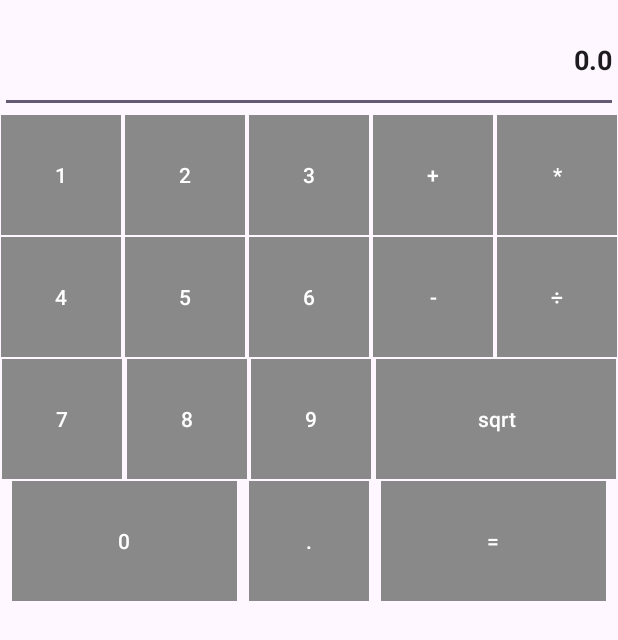
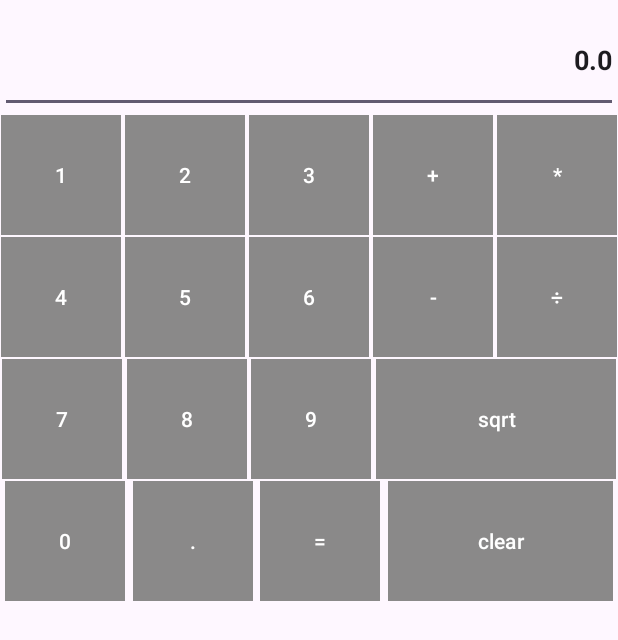
Before and after one commit to hanieljacob/My-Calculator, an Android app: the screen it shows after launch (MainActivity), on a phone screen of 412 x 824 dp. Shown: the top 640 px of the screen. Run offline under Robolectric (Android 15) with nearby library versions, the phone set to English and light mode, and no system bars.

Commit message:
Added clear button

```diff
--- a/app/src/main/res/layout/activity_main.xml
+++ b/app/src/main/res/layout/activity_main.xml
@@ -190,7 +190,7 @@
         <Button
             android:id="@+id/button_0"
             android:text="@string/button_0"
-            android:layout_width="150dp"
+            android:layout_width="80dp"
             android:layout_height="80dp"
             android:background="@drawable/box_button"
             android:layout_margin="1dp"
@@ -207,20 +207,32 @@
             android:background="@drawable/box_button"
             android:layout_margin="1dp"
             app:backgroundTint="#8A8989"
-            app:layout_constraintEnd_toStartOf="@+id/button_0"
-            app:layout_constraintStart_toEndOf="@+id/button_equalsTo"
+            app:layout_constraintEnd_toStartOf="@+id/button_equalsTo"
+            app:layout_constraintStart_toEndOf="@+id/button_0"
             app:layout_constraintTop_toBottomOf="@id/button_9"/>
 
         <Button
             android:id="@+id/button_equalsTo"
             android:text="@string/button_equalTo"
+            android:layout_width="80dp"
+            android:layout_height="80dp"
+            android:background="@drawable/box_button"
+            android:layout_margin="1dp"
+            app:backgroundTint="#8A8989"
+            app:layout_constraintEnd_toStartOf="@+id/button_clear"
+            app:layout_constraintStart_toEndOf="@+id/button_dot"
+            app:layout_constraintTop_toBottomOf="@id/button_9"/>
+
+        <Button
+            android:id="@+id/button_clear"
+            android:text="@string/button_clear"
             android:layout_width="150dp"
             android:layout_height="80dp"
             android:background="@drawable/box_button"
             android:layout_margin="1dp"
             app:backgroundTint="#8A8989"
             app:layout_constraintEnd_toEndOf="parent"
-            app:layout_constraintStart_toEndOf="@+id/button_dot"
+            app:layout_constraintStart_toEndOf="@+id/button_equalsTo"
             app:layout_constraintTop_toBottomOf="@id/button_sqrt"/>
 
     </androidx.constraintlayout.widget.ConstraintLayout>
--- a/app/src/main/res/values/strings.xml
+++ b/app/src/main/res/values/strings.xml
@@ -18,4 +18,5 @@
     <string name="button_0">0</string>
     <string name="button_dot">.</string>
     <string name="button_equalTo">=</string>
+    <string name="button_clear">clear</string>
 </resources>
```
